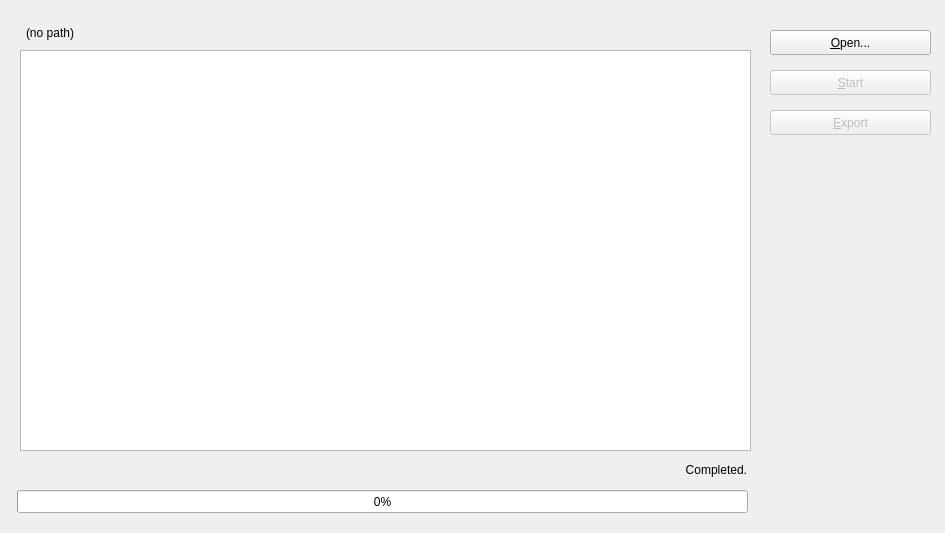
Above: app/ui/form_metrics.ui from HansBug/dgdvapp before the change. Below: the same form after it.
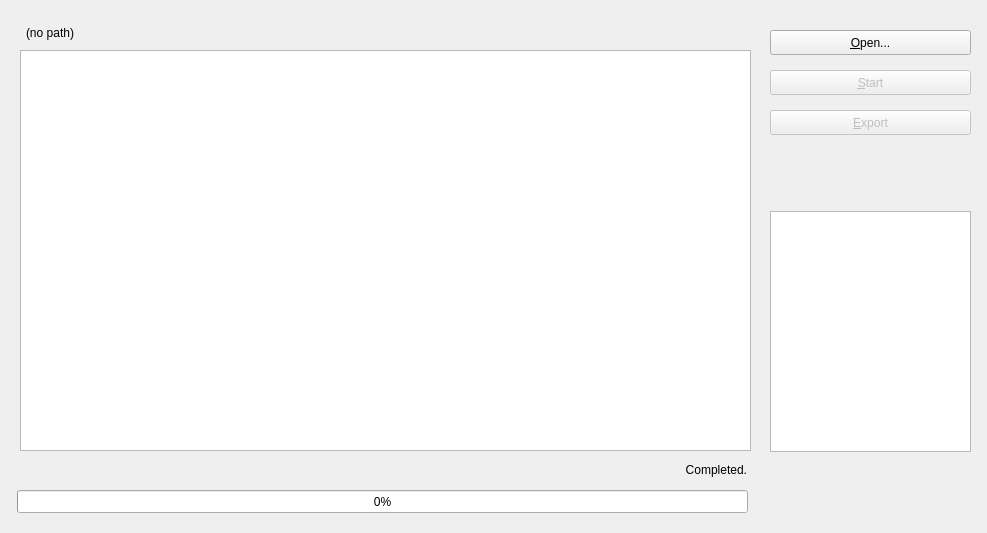
That is the form after the change.

Commit message: dev(hansbug): add selection of metrics

What changed in the file:
```diff
--- a/app/ui/form_metrics.ui
+++ b/app/ui/form_metrics.ui
@@ -6,7 +6,7 @@
    <rect>
     <x>0</x>
     <y>0</y>
-    <width>945</width>
+    <width>987</width>
     <height>533</height>
    </rect>
   </property>
@@ -28,7 +28,7 @@
     <rect>
      <x>770</x>
      <y>30</y>
-     <width>161</width>
+     <width>201</width>
      <height>25</height>
     </rect>
    </property>
@@ -47,7 +47,7 @@
     <rect>
      <x>770</x>
      <y>70</y>
-     <width>161</width>
+     <width>201</width>
      <height>25</height>
     </rect>
    </property>
@@ -108,7 +108,7 @@
     <rect>
      <x>770</x>
      <y>110</y>
-     <width>161</width>
+     <width>201</width>
      <height>25</height>
     </rect>
    </property>
@@ -116,6 +116,19 @@
     <string>&amp;Export</string>
    </property>
   </widget>
+  <widget class="QListWidget" name="list_metrics">
+   <property name="geometry">
+    <rect>
+     <x>770</x>
+     <y>211</y>
+     <width>201</width>
+     <height>241</height>
+    </rect>
+   </property>
+   <property name="sortingEnabled">
+    <bool>true</bool>
+   </property>
+  </widget>
  </widget>
  <resources/>
  <connections/>
```
The commit also changes 2 other files.
